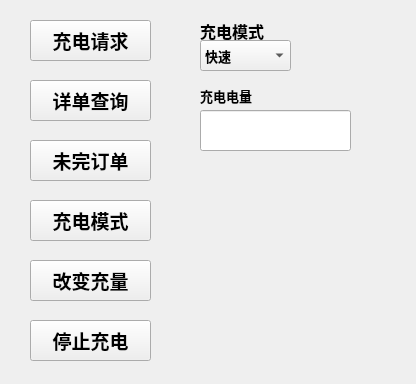
Before: the Qt Designer form subwindow.ui in miasamnia/chargePile, drawn with Qt 5.
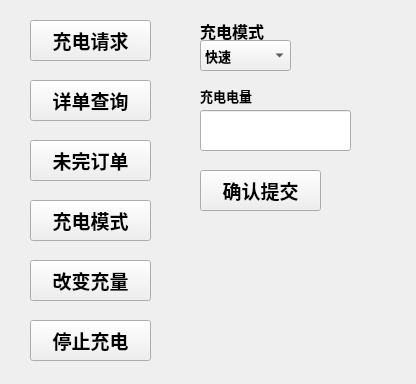
After: the same form once the commit is applied.

Commit message: 前端通信更新： request=['__login',name,pwd,0]             received=datasend(request)             rec = json.loads(received)

```diff
--- a/subwindow.ui
+++ b/subwindow.ui
@@ -237,6 +237,26 @@
      </property>
     </item>
    </widget>
+   <widget class="QPushButton" name="chargingButton_2">
+    <property name="geometry">
+     <rect>
+      <x>200</x>
+      <y>170</y>
+      <width>121</width>
+      <height>41</height>
+     </rect>
+    </property>
+    <property name="font">
+     <font>
+      <pointsize>14</pointsize>
+      <weight>75</weight>
+      <bold>true</bold>
+     </font>
+    </property>
+    <property name="text">
+     <string>确认提交</string>
+    </property>
+   </widget>
    <zorder>showinfo</zorder>
    <zorder>chargereqButton</zorder>
    <zorder>detailbillButton</zorder>
```
Left out of the diff: 1 changed line with no effect on the pictures. The commit also changes 2 other files.
